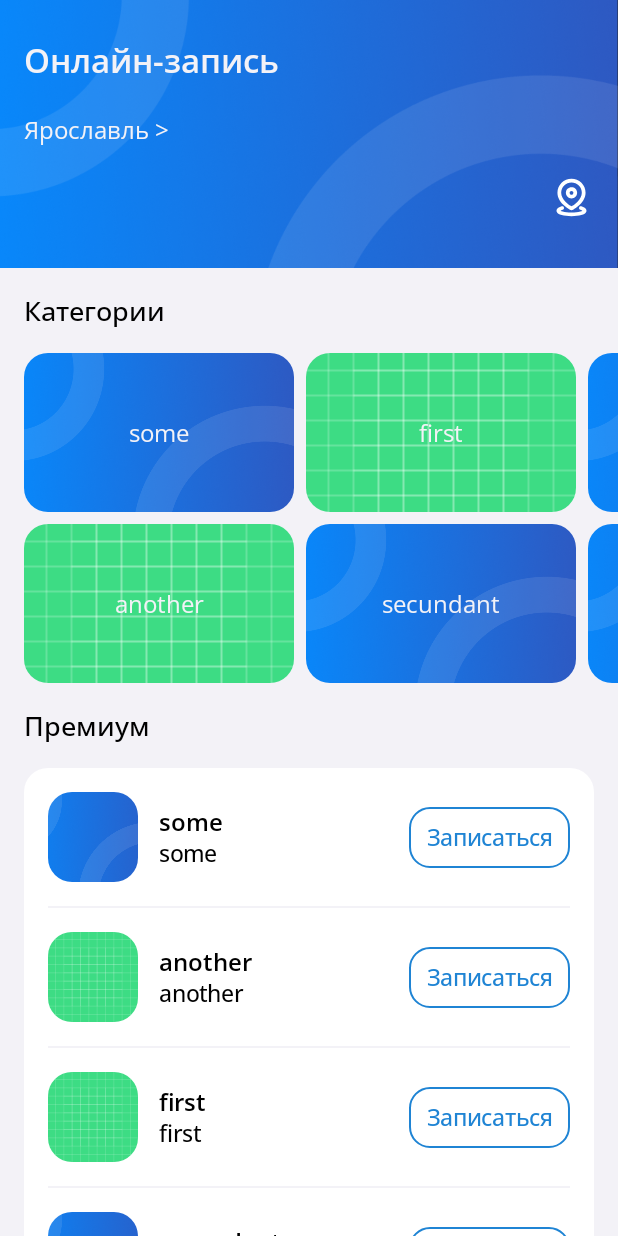
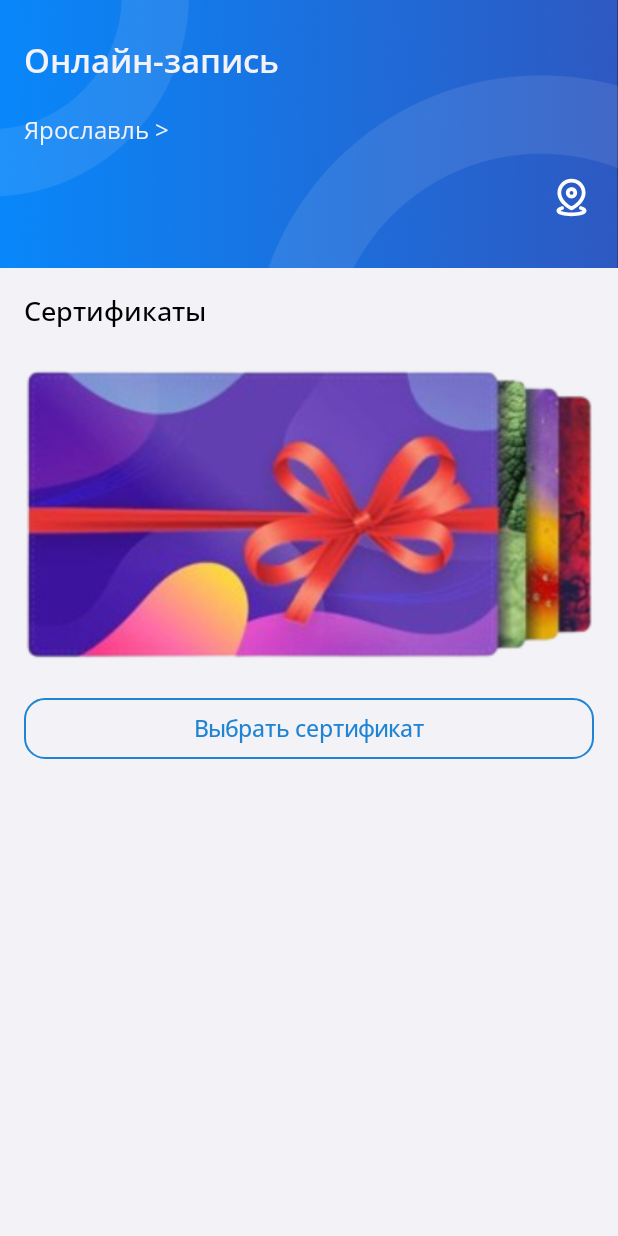
Before and after one commit to RedMuri/Dikidi, an Android app built with Jetpack Compose: the screen it shows after launch (MainActivity), on a phone screen of 412 x 824 dp. Run offline under Robolectric (Android 15) with nearby library versions, the phone set to English and light mode, and no system bars; 1 statement that could not run was skipped.

```diff
--- a/app/src/main/java/com/example/dikidi/ui/screens/MainScreen.kt
+++ b/app/src/main/java/com/example/dikidi/ui/screens/MainScreen.kt
@@ -138,11 +138,56 @@ fun MainScreen() {
     ) {
         Header(searchBarValue)
 
-        Categories(categories)
+        /*Categories(categories)
 
         Masters(categories)
+
         Sales(salesState, salesNestedScrollConnection, categories)
 
+        Popular(popularState, popularNestedScrollConnection, categories)
+*/
+        Certificates()
+    }
+}
+
+@Composable
+private fun Certificates() {
+    Text(
+        modifier = Modifier.padding(16.dp),
+        text = "Сертификаты",
+        style = MaterialTheme.typography.bodyLarge,
+        color = MaterialTheme.colorScheme.onPrimary
+    )
+    Image(
+        modifier = Modifier.fillMaxWidth(),
+        contentScale = ContentScale.Crop,
+        painter = painterResource(id = R.drawable.img_certificates),
+        contentDescription = "Image certificates"
+    )
+    Spacer(modifier = Modifier.height(8.dp))
+    Text(
+        modifier = Modifier
+            .padding(horizontal = 16.dp)
+            .fillMaxWidth()
+            .border(
+                1.dp,
+                MaterialTheme.colorScheme.tertiary,
+                shape = RoundedCornerShape(14.dp)
+            )
+            .padding(horizontal = 12.dp, vertical = 10.dp),
+        text = "Выбрать сертификат",
+        textAlign = TextAlign.Center,
+        style = MaterialTheme.typography.bodySmall,
+        color = MaterialTheme.colorScheme.tertiary
+    )
+}
+
+@Composable
+private fun Popular(
+    popularState: LazyListState,
+    popularNestedScrollConnection: NestedScrollConnection,
+    categories: List<Category>,
+) {
     Text(
         modifier = Modifier.padding(16.dp),
         text = "Популярные",
@@ -220,7 +265,6 @@ fun MainScreen() {
                         fontWeight = FontWeight.Bold,
                         overflow = TextOverflow.Ellipsis
                     )
-                    }
                 }
             }
         }
```
Lines whose indentation alone changed are shown as unchanged.
